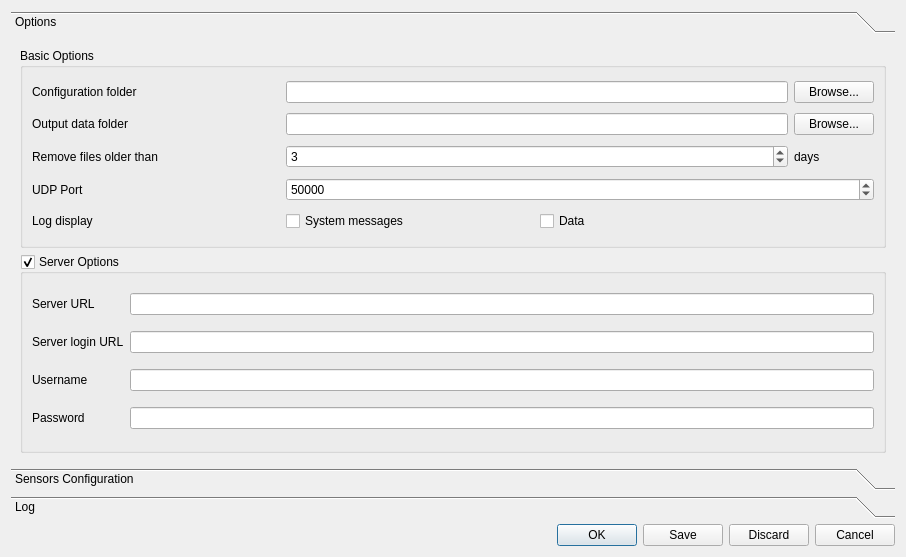
Before: the Qt Designer form ui/sensorsbridge.ui in lhathcock/sensors_bridge, drawn with Qt 5.
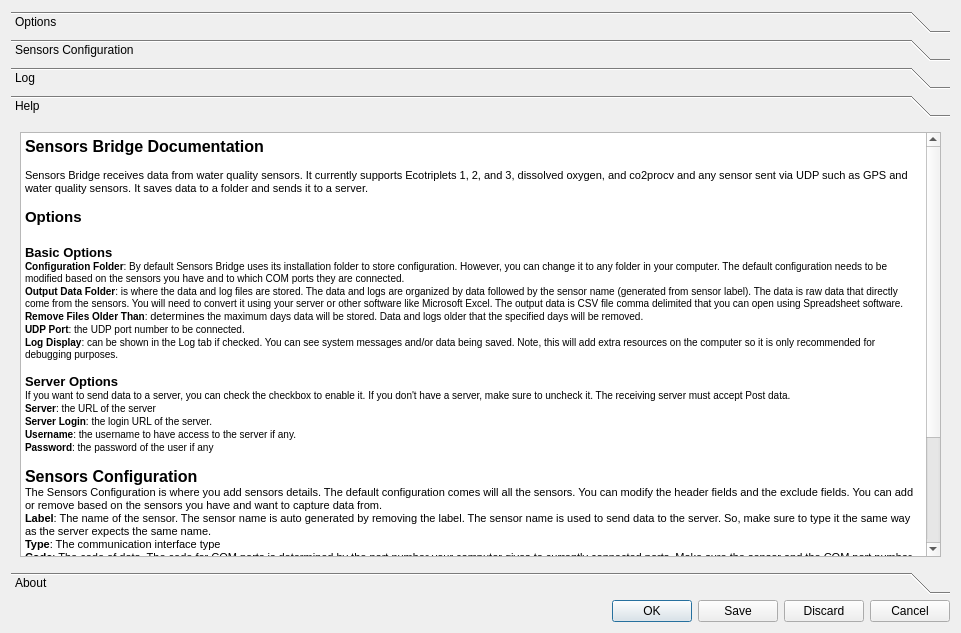
After: the same form once the commit is applied. The open tabs and pages were chosen to show the change.

```diff
--- a/ui/sensorsbridge.ui
+++ b/ui/sensorsbridge.ui
@@ -6,8 +6,8 @@
    <rect>
     <x>0</x>
     <y>0</y>
-    <width>906</width>
-    <height>557</height>
+    <width>961</width>
+    <height>633</height>
    </rect>
   </property>
   <property name="windowTitle">
@@ -24,8 +24,8 @@
        <rect>
         <x>0</x>
         <y>0</y>
-        <width>884</width>
-        <height>398</height>
+        <width>939</width>
+        <height>421</height>
        </rect>
       </property>
       <attribute name="label">
@@ -345,6 +345,84 @@
        </item>
       </layout>
      </widget>
+     <widget class="QWidget" name="help">
+      <attribute name="label">
+       <string>Help</string>
+      </attribute>
+      <layout class="QVBoxLayout" name="verticalLayout_5">
+       <item>
+        <widget class="QTextEdit" name="textEdit">
+         <property name="html">
+          <string>&lt;!DOCTYPE HTML PUBLIC &quot;-//W3C//DTD HTML 4.0//EN&quot; &quot;http://www.w3.org/TR/REC-html40/strict.dtd&quot;&gt;
+&lt;html&gt;&lt;head&gt;&lt;meta name=&quot;qrichtext&quot; content=&quot;1&quot; /&gt;&lt;style type=&quot;text/css&quot;&gt;
+p, li { white-space: pre-wrap; }
+&lt;/style&gt;&lt;/head&gt;&lt;body style=&quot; font-family:'MS Shell Dlg 2'; font-size:7.8pt; font-weight:400; font-style:normal;&quot;&gt;
+&lt;p style=&quot; margin-top:0px; margin-bottom:0px; margin-left:0px; margin-right:0px; -qt-block-indent:0; text-indent:0px;&quot;&gt;&lt;span style=&quot; font-size:12pt; font-weight:600;&quot;&gt;Sensors Bridge Documentation&lt;/span&gt;&lt;/p&gt;
+&lt;p style=&quot;-qt-paragraph-type:empty; margin-top:0px; margin-bottom:0px; margin-left:0px; margin-right:0px; -qt-block-indent:0; text-indent:0px;&quot;&gt;&lt;br /&gt;&lt;/p&gt;
+&lt;p style=&quot; margin-top:0px; margin-bottom:0px; margin-left:0px; margin-right:0px; -qt-block-indent:0; text-indent:0px;&quot;&gt;&lt;span style=&quot; font-size:8pt;&quot;&gt;Sensors Bridge receives data from water quality sensors. It currently supports Ecotriplets 1, 2, and 3, dissolved oxygen, and co2procv and any sensor sent via UDP such as GPS and water quality sensors. It saves data to a folder and sends it to a server.&lt;/span&gt;&lt;/p&gt;
+&lt;p style=&quot;-qt-paragraph-type:empty; margin-top:0px; margin-bottom:0px; margin-left:0px; margin-right:0px; -qt-block-indent:0; text-indent:0px; font-size:8pt;&quot;&gt;&lt;br /&gt;&lt;/p&gt;
+&lt;p style=&quot; margin-top:0px; margin-bottom:0px; margin-left:0px; margin-right:0px; -qt-block-indent:0; text-indent:0px;&quot;&gt;&lt;span style=&quot; font-size:11pt; font-weight:600;&quot;&gt;Options&lt;/span&gt;&lt;/p&gt;
+&lt;p style=&quot;-qt-paragraph-type:empty; margin-top:0px; margin-bottom:0px; margin-left:0px; margin-right:0px; -qt-block-indent:0; text-indent:0px; font-size:12pt; font-weight:600;&quot;&gt;&lt;br /&gt;&lt;/p&gt;
+&lt;p style=&quot; margin-top:0px; margin-bottom:0px; margin-left:0px; margin-right:0px; -qt-block-indent:0; text-indent:0px;&quot;&gt;&lt;span style=&quot; font-size:10pt; font-weight:600;&quot;&gt;Basic Options&lt;/span&gt;&lt;/p&gt;
+&lt;p style=&quot; margin-top:0px; margin-bottom:0px; margin-left:0px; margin-right:0px; -qt-block-indent:0; text-indent:0px;&quot;&gt;&lt;span style=&quot; font-weight:600;&quot;&gt;Configuration Folder&lt;/span&gt;: By default Sensors Bridge uses its installation folder to store configuration. However, you can change it to any folder in your computer. The default configuration needs to be modified based on the sensors you have and to which COM ports they are connected.&lt;/p&gt;
+&lt;p style=&quot; margin-top:0px; margin-bottom:0px; margin-left:0px; margin-right:0px; -qt-block-indent:0; text-indent:0px;&quot;&gt;&lt;span style=&quot; font-weight:600;&quot;&gt;Output&lt;/span&gt; &lt;span style=&quot; font-weight:600;&quot;&gt;Data Folder&lt;/span&gt;: is where the data and log files are stored. The data and logs are organized by data followed by the sensor name (generated from sensor label). The data is raw data that directly come from the sensors. You will need to convert it using your server or other software like Microsoft Excel. The output data is CSV file comma delimited that you can open using Spreadsheet software. &lt;/p&gt;
+&lt;p style=&quot; margin-top:0px; margin-bottom:0px; margin-left:0px; margin-right:0px; -qt-block-indent:0; text-indent:0px;&quot;&gt;&lt;span style=&quot; font-weight:600;&quot;&gt;Remove Files Older Than&lt;/span&gt;: &lt;span style=&quot; font-family:'MS Shell Dlg 2,sans-serif'; font-size:8pt;&quot;&gt;determines&lt;/span&gt; the maximum days data will be stored. Data and logs older that the specified days will be removed.&lt;/p&gt;
+&lt;p style=&quot; margin-top:0px; margin-bottom:0px; margin-left:0px; margin-right:0px; -qt-block-indent:0; text-indent:0px;&quot;&gt;&lt;span style=&quot; font-weight:600;&quot;&gt;UDP Port&lt;/span&gt;: the UDP port number to be connected. &lt;/p&gt;
+&lt;p style=&quot; margin-top:0px; margin-bottom:0px; margin-left:0px; margin-right:0px; -qt-block-indent:0; text-indent:0px;&quot;&gt;&lt;span style=&quot; font-weight:600;&quot;&gt;Log Display&lt;/span&gt;: can be shown in the Log tab if checked. You can see system messages and/or data being saved. Note, this will add extra resources on the computer so it is only recommended for debugging purposes.&lt;/p&gt;
+&lt;p style=&quot;-qt-paragraph-type:empty; margin-top:0px; margin-bottom:0px; margin-left:0px; margin-right:0px; -qt-block-indent:0; text-indent:0px;&quot;&gt;&lt;br /&gt;&lt;/p&gt;
+&lt;p style=&quot; margin-top:0px; margin-bottom:0px; margin-left:0px; margin-right:0px; -qt-block-indent:0; text-indent:0px;&quot;&gt;&lt;span style=&quot; font-size:10pt; font-weight:600;&quot;&gt;Server Options&lt;/span&gt;&lt;/p&gt;
+&lt;p style=&quot; margin-top:0px; margin-bottom:0px; margin-left:0px; margin-right:0px; -qt-block-indent:0; text-indent:0px;&quot;&gt;If you want to send data to a server, you can check the checkbox to enable it. If you don't have a server, make sure to uncheck it. The receiving server must accept Post data. &lt;/p&gt;
+&lt;p style=&quot; margin-top:0px; margin-bottom:0px; margin-left:0px; margin-right:0px; -qt-block-indent:0; text-indent:0px;&quot;&gt;&lt;span style=&quot; font-weight:600;&quot;&gt;Server&lt;/span&gt;: the URL of the server&lt;/p&gt;
+&lt;p style=&quot; margin-top:0px; margin-bottom:0px; margin-left:0px; margin-right:0px; -qt-block-indent:0; text-indent:0px;&quot;&gt;&lt;span style=&quot; font-weight:600;&quot;&gt;Server Login&lt;/span&gt;: the login URL of the server.&lt;/p&gt;
+&lt;p style=&quot; margin-top:0px; margin-bottom:0px; margin-left:0px; margin-right:0px; -qt-block-indent:0; text-indent:0px;&quot;&gt;&lt;span style=&quot; font-weight:600;&quot;&gt;Username&lt;/span&gt;: the username to have access to the server if any.&lt;/p&gt;
+&lt;p style=&quot; margin-top:0px; margin-bottom:0px; margin-left:0px; margin-right:0px; -qt-block-indent:0; text-indent:0px;&quot;&gt;&lt;span style=&quot; font-weight:600;&quot;&gt;Password&lt;/span&gt;: the password of the user if any&lt;/p&gt;
+&lt;p style=&quot;-qt-paragraph-type:empty; margin-top:0px; margin-bottom:0px; margin-left:0px; margin-right:0px; -qt-block-indent:0; text-indent:0px;&quot;&gt;&lt;br /&gt;&lt;/p&gt;
+&lt;p style=&quot; margin-top:0px; margin-bottom:0px; margin-left:0px; margin-right:0px; -qt-block-indent:0; text-indent:0px;&quot;&gt;&lt;span style=&quot; font-size:12pt; font-weight:600;&quot;&gt;Sensors Configuration&lt;/span&gt;&lt;/p&gt;
+&lt;p style=&quot; margin-top:0px; margin-bottom:0px; margin-left:0px; margin-right:0px; -qt-block-indent:0; text-indent:0px;&quot;&gt;&lt;span style=&quot; font-size:8pt;&quot;&gt;The Sensors Configuration is where you add sensors details. The default configuration comes will all the sensors. You can modify the header fields and the exclude fields. You can add or remove based on the sensors you have and want to capture data from.&lt;/span&gt;&lt;/p&gt;
+&lt;p style=&quot; margin-top:0px; margin-bottom:0px; margin-left:0px; margin-right:0px; -qt-block-indent:0; text-indent:0px;&quot;&gt;&lt;span style=&quot; font-size:8pt; font-weight:600;&quot;&gt;Label&lt;/span&gt;&lt;span style=&quot; font-size:8pt;&quot;&gt;: The name of the sensor. The sensor name is auto generated by removing the label. The sensor name is used to send data to the server. So, make sure to type it the same way as the server expects the same name. &lt;/span&gt;&lt;/p&gt;
+&lt;p style=&quot; margin-top:0px; margin-bottom:0px; margin-left:0px; margin-right:0px; -qt-block-indent:0; text-indent:0px;&quot;&gt;&lt;span style=&quot; font-size:8pt; font-weight:600;&quot;&gt;Type&lt;/span&gt;&lt;span style=&quot; font-size:8pt;&quot;&gt;: The communication interface type&lt;/span&gt;&lt;/p&gt;
+&lt;p style=&quot; margin-top:0px; margin-bottom:0px; margin-left:0px; margin-right:0px; -qt-block-indent:0; text-indent:0px;&quot;&gt;&lt;span style=&quot; font-size:8pt; font-weight:600;&quot;&gt;Code&lt;/span&gt;&lt;span style=&quot; font-size:8pt;&quot;&gt;: The code of data. The code for COM ports is determined by the port number your computer gives to currently connected ports. Make sure the sensor and the COM port number you choose match. This default configuration will need to be changed here. For UDP,  the code should be the first word before a dollar sign. The UDP expects the following format CODE$[data comma separated]*checksum.  &lt;/span&gt;&lt;/p&gt;
+&lt;p style=&quot; margin-top:0px; margin-bottom:0px; margin-left:0px; margin-right:0px; -qt-block-indent:0; text-indent:0px;&quot;&gt;&lt;span style=&quot; font-size:8pt; font-weight:600;&quot;&gt;Header&lt;/span&gt;&lt;span style=&quot; font-size:8pt;&quot;&gt;: This is the field name for comma or tab separated data that comes from the sensors. All fields must be included here. &lt;/span&gt;&lt;/p&gt;
+&lt;p style=&quot; margin-top:0px; margin-bottom:0px; margin-left:0px; margin-right:0px; -qt-block-indent:0; text-indent:0px;&quot;&gt;&lt;span style=&quot; font-size:8pt; font-weight:600;&quot;&gt;Exclude&lt;/span&gt;&lt;span style=&quot; font-size:8pt;&quot;&gt;: If you don't want to save some columns, you can exclude them here. &lt;/span&gt;&lt;/p&gt;
+&lt;p style=&quot;-qt-paragraph-type:empty; margin-top:0px; margin-bottom:0px; margin-left:0px; margin-right:0px; -qt-block-indent:0; text-indent:0px; font-size:8pt;&quot;&gt;&lt;br /&gt;&lt;/p&gt;
+&lt;p style=&quot; margin-top:0px; margin-bottom:0px; margin-left:0px; margin-right:0px; -qt-block-indent:0; text-indent:0px;&quot;&gt;&lt;span style=&quot; font-size:11pt; font-weight:600;&quot;&gt;Log&lt;/span&gt;&lt;/p&gt;
+&lt;p style=&quot; margin-top:0px; margin-bottom:0px; margin-left:0px; margin-right:0px; -qt-block-indent:0; text-indent:0px;&quot;&gt;&lt;span style=&quot; font-size:8pt;&quot;&gt;This is the tab that shows the system messages and data on realtime bases when you start capturing data. Each sensor has its on Log tab. &lt;/span&gt;&lt;/p&gt;
+&lt;p style=&quot;-qt-paragraph-type:empty; margin-top:0px; margin-bottom:0px; margin-left:0px; margin-right:0px; -qt-block-indent:0; text-indent:0px; font-size:8pt;&quot;&gt;&lt;br /&gt;&lt;/p&gt;
+&lt;p style=&quot; margin-top:0px; margin-bottom:0px; margin-left:0px; margin-right:0px; -qt-block-indent:0; text-indent:0px;&quot;&gt;&lt;span style=&quot; font-size:12pt; font-weight:600;&quot;&gt;Support&lt;/span&gt;&lt;/p&gt;
+&lt;p style=&quot; margin-top:0px; margin-bottom:0px; margin-left:0px; margin-right:0px; -qt-block-indent:0; text-indent:0px;&quot;&gt;&lt;span style=&quot; font-size:8pt;&quot;&gt;Contact us at &lt;/span&gt;&lt;a href=&quot;mailto:wtb175@msstate.edu&quot;&gt;&lt;span style=&quot; font-size:8pt; text-decoration: underline; color:#0000ff;&quot;&gt;wtb175@msstate.edu&lt;/span&gt;&lt;/a&gt;&lt;span style=&quot; font-size:8pt;&quot;&gt; for support. &lt;/span&gt;&lt;/p&gt;&lt;/body&gt;&lt;/html&gt;</string>
+         </property>
+        </widget>
+       </item>
+      </layout>
+     </widget>
+     <widget class="QWidget" name="about">
+      <attribute name="label">
+       <string>About</string>
+      </attribute>
+      <layout class="QVBoxLayout" name="verticalLayout_6">
+       <item>
+        <widget class="QTextEdit" name="textEdit_2">
+         <property name="html">
+          <string>&lt;!DOCTYPE HTML PUBLIC &quot;-//W3C//DTD HTML 4.0//EN&quot; &quot;http://www.w3.org/TR/REC-html40/strict.dtd&quot;&gt;
+&lt;html&gt;&lt;head&gt;&lt;meta name=&quot;qrichtext&quot; content=&quot;1&quot; /&gt;&lt;style type=&quot;text/css&quot;&gt;
+p, li { white-space: pre-wrap; }
+&lt;/style&gt;&lt;/head&gt;&lt;body style=&quot; font-family:'MS Shell Dlg 2'; font-size:7.8pt; font-weight:400; font-style:normal;&quot;&gt;
+&lt;p align=&quot;center&quot; style=&quot; margin-top:0px; margin-bottom:0px; margin-left:0px; margin-right:0px; -qt-block-indent:0; text-indent:0px;&quot;&gt;&lt;span style=&quot; font-size:12pt; font-weight:600;&quot;&gt;Sensors Bridge&lt;/span&gt;&lt;/p&gt;
+&lt;p align=&quot;center&quot; style=&quot; margin-top:0px; margin-bottom:0px; margin-left:0px; margin-right:0px; -qt-block-indent:0; text-indent:0px;&quot;&gt;&lt;span style=&quot; font-size:11pt;&quot;&gt;Version 1.0.0&lt;/span&gt;&lt;/p&gt;
+&lt;p style=&quot;-qt-paragraph-type:empty; margin-top:0px; margin-bottom:0px; margin-left:0px; margin-right:0px; -qt-block-indent:0; text-indent:0px; font-size:12pt;&quot;&gt;&lt;br /&gt;&lt;/p&gt;
+&lt;p style=&quot; margin-top:0px; margin-bottom:0px; margin-left:0px; margin-right:0px; -qt-block-indent:0; text-indent:0px;&quot;&gt;&lt;span style=&quot; font-size:8pt;&quot;&gt;Sensors Bridge receives data from water quality sensors. It currently support Ecotriplets 1, 2, and 3, dissolved oxygen, and co2procv and any sensor sent via UDP such as GPS and water quality sensors. It saves data to a folder and sends it to a server.&lt;/span&gt;&lt;/p&gt;
+&lt;p style=&quot;-qt-paragraph-type:empty; margin-top:0px; margin-bottom:0px; margin-left:0px; margin-right:0px; -qt-block-indent:0; text-indent:0px; font-size:8pt;&quot;&gt;&lt;br /&gt;&lt;/p&gt;
+&lt;p style=&quot; margin-top:0px; margin-bottom:0px; margin-left:0px; margin-right:0px; -qt-block-indent:0; text-indent:0px;&quot;&gt;&lt;span style=&quot; font-size:8pt;&quot;&gt;Sensors Bridge is developed under &lt;/span&gt;&lt;a href=&quot;https://www.erdc.usace.army.mil/&quot;&gt;&lt;span style=&quot; font-size:8pt; text-decoration: underline; color:#0000ff;&quot;&gt;the U.S. Army Engineer Research and Development Center (ERDC)&lt;/span&gt;&lt;/a&gt;&lt;span style=&quot; font-size:8pt;&quot;&gt; funded project coordinated by &lt;/span&gt;&lt;a href=&quot;https://www.gri.msstate.edu/&quot;&gt;&lt;span style=&quot; font-size:8pt; text-decoration: underline; color:#0000ff;&quot;&gt;Mississippi State University Geosystems Research Institute&lt;/span&gt;&lt;/a&gt;&lt;span style=&quot; font-size:8pt;&quot;&gt;. It is initially designed to read water quality sensor and ancillary data from MSU SeaTrac Autonomous Boat and send it to a receiving server and the &lt;/span&gt;&lt;a href=&quot;https://water.geosci.msstate.edu/monitor/&quot;&gt;&lt;span style=&quot; font-size:8pt; text-decoration: underline; color:#0000ff;&quot;&gt;Water Monitor&lt;/span&gt;&lt;/a&gt;&lt;span style=&quot; font-size:8pt;&quot;&gt; web application. It is customizable to use for other sensors but this feature is not yet added. &lt;/span&gt;&lt;/p&gt;
+&lt;p style=&quot;-qt-paragraph-type:empty; margin-top:0px; margin-bottom:0px; margin-left:0px; margin-right:0px; -qt-block-indent:0; text-indent:0px; font-size:8pt;&quot;&gt;&lt;br /&gt;&lt;/p&gt;
+&lt;p style=&quot; margin-top:0px; margin-bottom:0px; margin-left:0px; margin-right:0px; -qt-block-indent:0; text-indent:0px;&quot;&gt;&lt;span style=&quot; font-size:8pt; font-weight:600;&quot;&gt;Authors&lt;/span&gt;&lt;span style=&quot; font-size:8pt;&quot;&gt;: Wondimagegn Tesfaye Beshah (Mississippi State University - Department of Geosciences), Jane Moorhead  (Mississippi State University - Department Electrical and Computer Engineering), and Dr. Padmanava Dash  (Mississippi State University - Department of Geosciences).  . &lt;/span&gt;&lt;/p&gt;
+&lt;p style=&quot; margin-top:0px; margin-bottom:0px; margin-left:0px; margin-right:0px; -qt-block-indent:0; text-indent:0px;&quot;&gt;&lt;span style=&quot; font-size:8pt;&quot;&gt;It is a free software under GNU General Public License 3.&lt;/span&gt;&lt;/p&gt;
+&lt;p style=&quot;-qt-paragraph-type:empty; margin-top:0px; margin-bottom:0px; margin-left:0px; margin-right:0px; -qt-block-indent:0; text-indent:0px; font-size:8pt;&quot;&gt;&lt;br /&gt;&lt;/p&gt;
+&lt;p style=&quot; margin-top:0px; margin-bottom:0px; margin-left:0px; margin-right:0px; -qt-block-indent:0; text-indent:0px;&quot;&gt;&lt;span style=&quot; font-size:8pt;&quot;&gt;Copyright © 2020 &lt;/span&gt;&lt;a href=&quot;https://www.msstate.edu/&quot;&gt;&lt;span style=&quot; font-size:8pt; text-decoration: underline; color:#0000ff;&quot;&gt;Mississippi State University&lt;/span&gt;&lt;/a&gt;&lt;span style=&quot; font-size:8pt;&quot;&gt;. All rights reserved.&lt;/span&gt;&lt;/p&gt;&lt;/body&gt;&lt;/html&gt;</string>
+         </property>
+        </widget>
+       </item>
+      </layout>
+     </widget>
     </widget>
    </item>
    <item>
```
Left out of the diff: 11 changed lines with no effect on the pictures.
